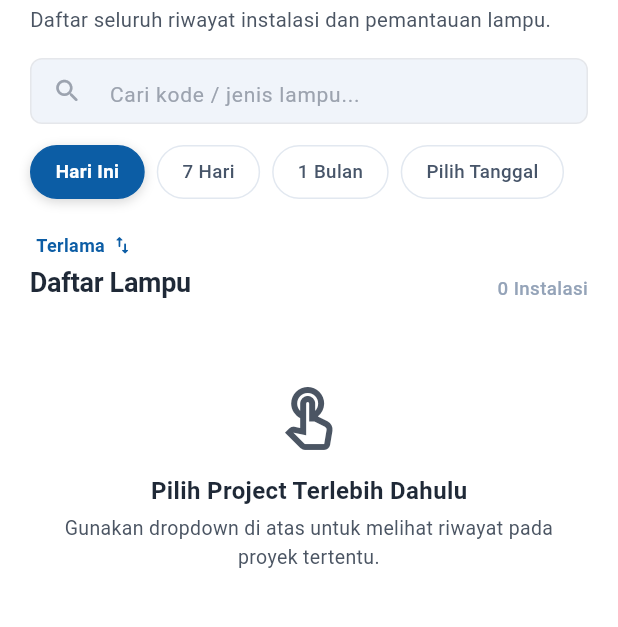
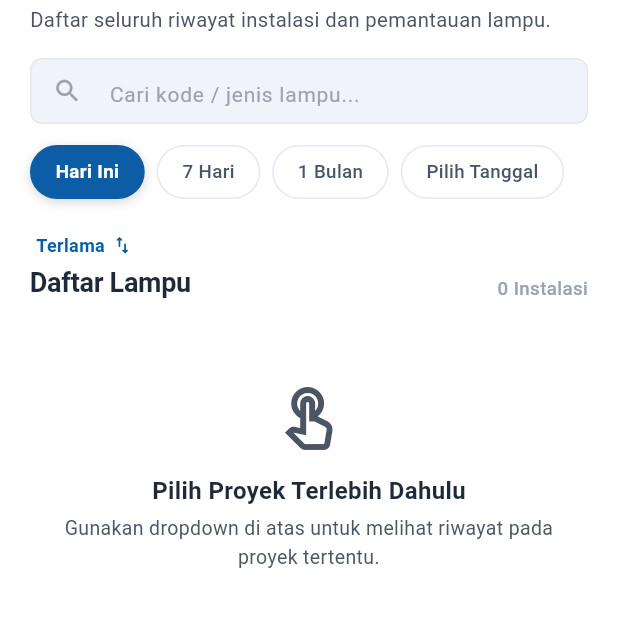
Before and after one commit to raflisgk/BANDELL-mobile, a Flutter app: the HistoryPage screen opened directly, after a tap on "Hari Ini", after a tap on "Terbaru", on a phone screen of 412 x 824 dp, the part 71-698 px from its top. Run offline on Flutter 3.47's test engine with Material 3 defaults, Android fonts, the light colour scheme and no system bars; drawn by our look-alikes of skeletonizer; our stand-ins replace connectivity_plus, flutter_image_compress, flutter_screenutil, flutter_secure_storage, geolocator, google_fonts and 4 more; missing offline and left inert: flutter_lazy_indexed_stack, mobile_scanner; accounts and stored records are empty.

Commit message:
refactor: perbaiki dan seragamkan pesan antarmuka pengguna agar lebih ramah dan jelas

```diff
--- a/frontend/lib/screens/area_operasional/area_operasional_page.dart
+++ b/frontend/lib/screens/area_operasional/area_operasional_page.dart
@@ -725,7 +725,7 @@ class _AreaOperasionalPageState extends State<AreaOperasionalPage> {
                             ),
                             const SizedBox(height: 14),
                             const Text(
-                              'Silakan Pilih Project Terlebih Dahulu',
+                              'Silakan Pilih Proyek Terlebih Dahulu',
                               textAlign: TextAlign.center,
                               style: TextStyle(
                                 fontSize: 15,
@@ -735,7 +735,7 @@ class _AreaOperasionalPageState extends State<AreaOperasionalPage> {
                             ),
                             const SizedBox(height: 6),
                             const Text(
-                              'Gunakan menu dropdown di bagian atas layar untuk menentukan project.',
+                              'Gunakan menu dropdown di bagian atas layar untuk menentukan proyek.',
                               textAlign: TextAlign.center,
                               style: TextStyle(
                                 fontSize: 13,
@@ -808,7 +808,7 @@ class _AreaOperasionalPageState extends State<AreaOperasionalPage> {
                               ),
                               const SizedBox(height: 6),
                               Text(
-                                'Project "${_selectedProject!.name}" belum memiliki area operasional.',
+                                'Proyek "${_selectedProject!.name}" belum memiliki area operasional.',
                                 textAlign: TextAlign.center,
                                 style: const TextStyle(
                                   fontSize: 13,
--- a/frontend/lib/screens/history/history_page.dart
+++ b/frontend/lib/screens/history/history_page.dart
@@ -861,7 +861,7 @@ class _HistoryPageState extends State<HistoryPage> {
                             ),
                             SizedBox(height: 12),
                             Text(
-                              'Pilih Project Terlebih Dahulu',
+                              'Pilih Proyek Terlebih Dahulu',
                               style: TextStyle(
                                 fontSize: 16,
                                 fontWeight: FontWeight.bold,
@@ -914,7 +914,7 @@ class _HistoryPageState extends State<HistoryPage> {
                                       _rangeStartDate != null &&
                                       _rangeEndDate != null
                                   ? 'Tidak ada riwayat dalam rentang ${_rangeStartDate!.day} ${PilihTanggal.monthNames[_rangeStartDate!.month - 1]} ${_rangeStartDate!.year} – ${_rangeEndDate!.day} ${PilihTanggal.monthNames[_rangeEndDate!.month - 1]} ${_rangeEndDate!.year}.'
-                                  : 'Tidak ada riwayat untuk filter "$_selectedFilter" pada project "${_currentProject?.projectName}".',
+                                  : 'Tidak ada riwayat untuk filter "$_selectedFilter" pada proyek "${_currentProject?.projectName}".',
                               textAlign: TextAlign.center,
                               style: const TextStyle(
                                 fontSize: 13,
--- a/frontend/lib/screens/lamp/lamp_page.dart
+++ b/frontend/lib/screens/lamp/lamp_page.dart
@@ -134,7 +134,7 @@ class _LampPageState extends State<LampPage> {
     if (isProjectClosed) {
       CustomFeedback.showError(
         context,
-        'Project "${ProjectService.selectedProject?.projectName}" telah Selesai. Penambahan data lampu baru tidak tersedia.',
+        'Proyek "${ProjectService.selectedProject?.projectName}" telah Selesai. Penambahan data lampu baru tidak tersedia.',
       );
       return;
     }
@@ -224,7 +224,7 @@ class _LampPageState extends State<LampPage> {
                               SizedBox(width: 10),
                               Expanded(
                                 child: Text(
-                                  'Project Selesai (Read-Only): Penambahan data baru tidak tersedia.',
+                                  'Proyek telah Selesai: Penambahan data baru tidak tersedia.',
                                   style: TextStyle(
                                     fontSize: 12.5,
                                     fontWeight: FontWeight.w500,
@@ -459,7 +459,7 @@ class _LampPageState extends State<LampPage> {
                                 ),
                                 SizedBox(height: 4),
                                 Text(
-                                  'Data jenis lampu akan muncul setelah terhubung ke API.',
+                                  'Data jenis lampu akan muncul setelah terhubung ke server.',
                                   textAlign: TextAlign.center,
                                   style: TextStyle(
                                     fontSize: 13,
--- a/frontend/lib/screens/login/login_page.dart
+++ b/frontend/lib/screens/login/login_page.dart
@@ -216,7 +216,7 @@ class _LoginPageState extends State<LoginPage> with TickerProviderStateMixin {
       } else {
         final errorStr = e.toString().toLowerCase();
         if (errorStr.contains('timeout')) {
-          displayMessage = 'Koneksi ke server timeout.';
+          displayMessage = 'Koneksi ke server terputus. Silakan coba lagi.';
         } else if (errorStr.contains('401') ||
             errorStr.contains('email atau password salah') ||
             errorStr.contains('unauthorized')) {
--- a/frontend/lib/screens/manual/manual_page.dart
+++ b/frontend/lib/screens/manual/manual_page.dart
@@ -297,7 +297,7 @@ class _ManualPageState extends State<ManualPage> with TickerProviderStateMixin {
     if (isProjectClosed) {
       CustomFeedbackMessage.showError(
         context,
-        'Tidak dapat menyimpan data. Project telah Selesai.',
+        'Tidak dapat menyimpan data. Proyek telah Selesai.',
       );
       return;
     }
@@ -305,7 +305,7 @@ class _ManualPageState extends State<ManualPage> with TickerProviderStateMixin {
     final projectId =
         widget.idProject ?? ProjectService.selectedProject?.idProject;
     if (projectId == null || projectId <= 0) {
-      CustomFeedbackMessage.showError(context, 'Project belum dipilih.');
+      CustomFeedbackMessage.showError(context, 'Proyek belum dipilih.');
       return;
     }
 
--- a/frontend/lib/screens/metode_pendataan/metode_pendataan_page.dart
+++ b/frontend/lib/screens/metode_pendataan/metode_pendataan_page.dart
@@ -35,7 +35,7 @@ class MetodePendataanPage extends StatelessWidget {
     if (isProjectClosed) {
       CustomFeedback.showError(
         context,
-        'Project "${ProjectService.selectedProject?.projectName}" telah Selesai. Pendataan Realtime dinonaktifkan.',
+        'Proyek "${ProjectService.selectedProject?.projectName}" telah Selesai. Pendataan Realtime dinonaktifkan.',
       );
       return;
     }
@@ -59,7 +59,7 @@ class MetodePendataanPage extends StatelessWidget {
     if (isProjectClosed) {
       CustomFeedback.showError(
         context,
-        'Project "${ProjectService.selectedProject?.projectName}" telah Selesai. Pendataan Manual dinonaktifkan.',
+        'Proyek "${ProjectService.selectedProject?.projectName}" telah Selesai. Pendataan Manual dinonaktifkan.',
       );
       return;
     }
@@ -122,7 +122,7 @@ class MetodePendataanPage extends StatelessWidget {
                               SizedBox(width: 12.w),
                               Expanded(
                                 child: Text(
-                                  'Project ini telah Selesai (Read-Only). Fitur input data Realtime dan Manual dinonaktifkan.',
+                                  'Proyek ini telah Selesai. Fitur input data Realtime dan Manual dinonaktifkan.',
                                   style: TextStyle(
                                     fontSize: 13.sp,
                                     fontWeight: FontWeight.w500,
--- a/frontend/lib/screens/realtime/realtime_page.dart
+++ b/frontend/lib/screens/realtime/realtime_page.dart
@@ -202,7 +202,7 @@ class _RealtimePageState extends State<RealtimePage> {
           });
           CustomFeedbackMessage.showError(
             context,
-            'Izin lokasi ditolak secara permanen.',
+            'Izin lokasi belum aktif. Silakan buka Pengaturan HP untuk mengizinkan akses lokasi.',
           );
         }
         return;
@@ -250,7 +250,7 @@ class _RealtimePageState extends State<RealtimePage> {
     if (isProjectClosed) {
       CustomFeedbackMessage.showError(
         context,
-        'Tidak dapat menyimpan data. Project telah Selesai.',
+        'Tidak dapat menyimpan data. Proyek telah Selesai.',
       );
       return;
     }
@@ -258,7 +258,7 @@ class _RealtimePageState extends State<RealtimePage> {
     final projectId =
         widget.idProject ?? ProjectService.selectedProject?.idProject;
     if (projectId == null || projectId <= 0) {
-      CustomFeedbackMessage.showError(context, 'Project belum dipilih.');
+      CustomFeedbackMessage.showError(context, 'Proyek belum dipilih.');
       return;
     }
 
--- a/frontend/lib/services/api_service.dart
+++ b/frontend/lib/services/api_service.dart
@@ -231,7 +231,7 @@ class ApiService {
           .timeout(const Duration(seconds: 15));
     } on TimeoutException catch (e) {
       debugPrint('LOGIN TIMEOUT EXCEPTION: $e');
-      throw const ApiException('Koneksi ke server timeout.');
+      throw const ApiException('Koneksi ke server terputus. Silakan coba lagi.');
     } on http.ClientException catch (e) {
       debugPrint('LOGIN CLIENT EXCEPTION: $e');
       throw const ApiException('Koneksi ke server gagal.');
@@ -412,7 +412,7 @@ class ApiService {
           .get(uri, headers: defaultHeaders)
           .timeout(const Duration(milliseconds: 1500));
     } on TimeoutException {
-      throw const ApiException('Koneksi internet lambat / timeout.');
+      throw const ApiException('Koneksi internet tidak stabil. Silakan coba lagi.');
     } catch (_) {
       throw const ApiException('Gagal terhubung ke server.');
     }
```
Also changed, not shown: frontend/lib/screens/detail_lampu/detail_lampu_page.dart (+5 -17 lines), frontend/lib/screens/detail_lampu/foto_dokumentasi_card.dart (+1 -14 lines).
